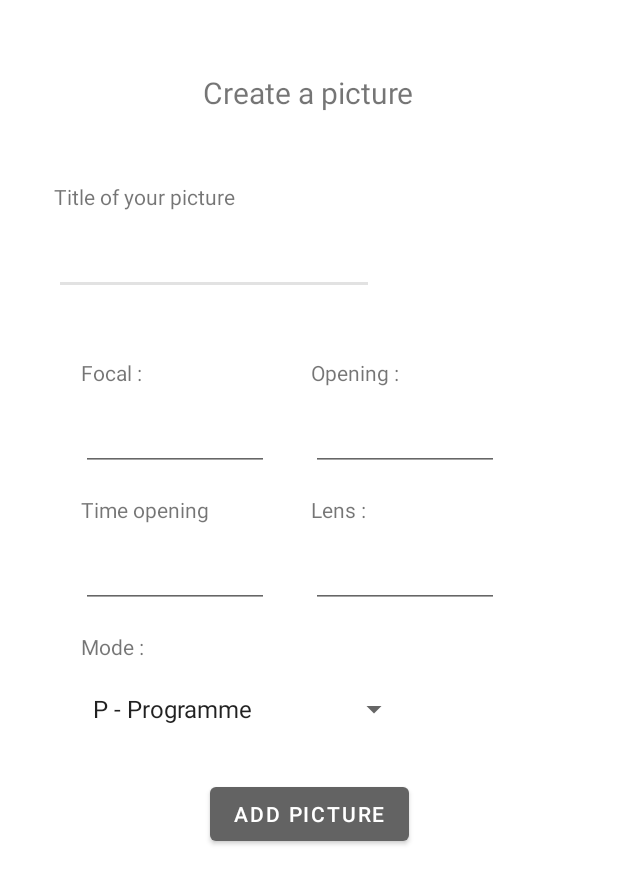
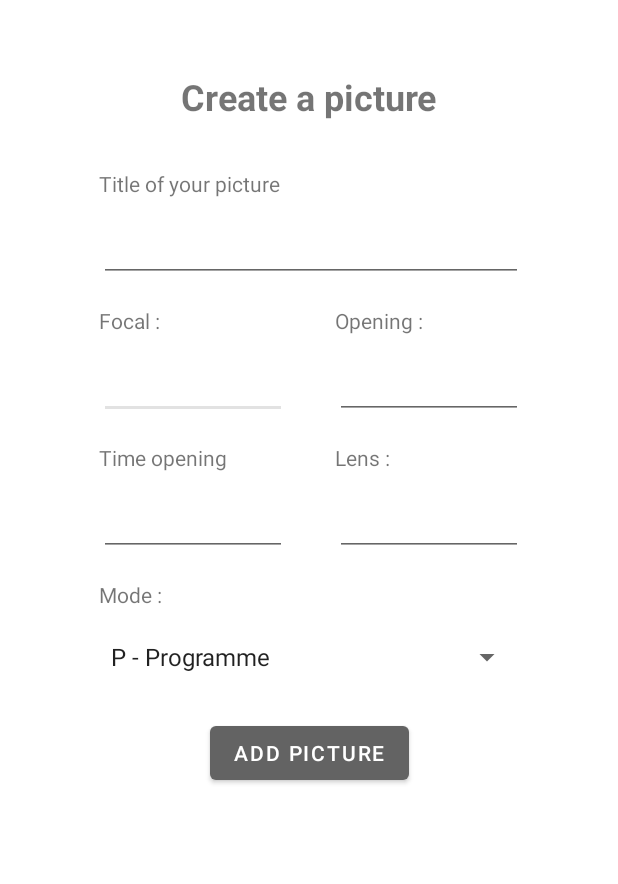
Before and after one commit to Arthur150/FDBSilverFilm, an Android app: the screen it shows after launch (AddPictureActivity), on a phone screen of 412 x 824 dp. Shown: the top 884 px of the screen. Run offline under Robolectric (Android 15) with nearby library versions, the phone set to English and light mode, and no system bars; our stand-ins replace Room's generated code.

Commit message:
add new picture

```diff
--- a/app/src/main/java/com/example/fdbsilverfilm/view/AddFilmActivity.kt
+++ b/app/src/main/java/com/example/fdbsilverfilm/view/AddFilmActivity.kt
@@ -53,7 +53,7 @@ class AddFilmActivity : AppCompatActivity() {
 
                     Log.d("addFilm", "onCreate: ${vm.film}")
                 } else {
-                    Toast.makeText(this, "Connard", Toast.LENGTH_SHORT).show()
+                    Toast.makeText(this, getString(R.string.checkForm), Toast.LENGTH_SHORT).show()
                 }
             }
     }
--- a/app/src/main/res/layout/activity_add_picture.xml
+++ b/app/src/main/res/layout/activity_add_picture.xml
@@ -14,7 +14,8 @@
         android:layout_marginTop="48dp"
         android:gravity="center"
         android:text="@string/create_a_picture"
-        android:textSize="20sp"
+        android:textSize="24sp"
+        android:textStyle="bold"
         app:layout_constraintEnd_toEndOf="parent"
         app:layout_constraintHorizontal_bias="0.498"
         app:layout_constraintStart_toStartOf="parent"
@@ -22,45 +23,13 @@
 
 
     <androidx.constraintlayout.widget.ConstraintLayout
-        android:id="@+id/constraintLayout"
-        android:layout_width="360dp"
+        android:id="@+id/constraintLayout3"
+        android:layout_width="wrap_content"
         android:layout_height="wrap_content"
-        android:layout_marginTop="36dp"
-        android:padding="10dp"
+        android:layout_marginTop="16dp"
         app:layout_constraintEnd_toEndOf="parent"
         app:layout_constraintStart_toStartOf="parent"
         app:layout_constraintTop_toBottomOf="@+id/addPictureTextView">
-
-        <TextView
-            android:id="@+id/addPictureTitleLabel"
-            android:layout_width="wrap_content"
-            android:layout_height="wrap_content"
-            android:text="@string/title_of_your_picture"
-            app:layout_constraintStart_toStartOf="parent"
-            app:layout_constraintTop_toTopOf="parent" />
-
-        <EditText
-            android:id="@+id/addPictureTitle"
-            android:layout_width="0dp"
-            android:layout_height="48dp"
-            android:layout_marginTop="8dp"
-            android:ems="10"
-            android:importantForAutofill="no"
-            android:inputType="text"
-            app:layout_constraintStart_toStartOf="parent"
-            app:layout_constraintTop_toBottomOf="@+id/addPictureTitleLabel" />
-
-
-    </androidx.constraintlayout.widget.ConstraintLayout>
-
-    <androidx.constraintlayout.widget.ConstraintLayout
-        android:id="@+id/constraintLayout3"
-        android:layout_width="0dp"
-        android:layout_height="280dp"
-        android:layout_marginTop="16dp"
-        app:layout_constraintEnd_toEndOf="@+id/constraintLayout"
-        app:layout_constraintStart_toStartOf="@+id/constraintLayout"
-        app:layout_constraintTop_toBottomOf="@+id/constraintLayout">
 
 
         <TextView
@@ -72,7 +41,7 @@
             android:labelFor="@id/addPictureFocal"
             android:text="@string/Focal"
             app:layout_constraintStart_toStartOf="parent"
-            app:layout_constraintTop_toTopOf="parent" />
+            app:layout_constraintTop_toBottomOf="@+id/addPictureTitle" />
 
         <EditText
             android:id="@+id/addPictureFocal"
@@ -89,13 +58,13 @@
             android:id="@+id/addPictureOpeningLabel"
             android:layout_width="wrap_content"
             android:layout_height="wrap_content"
-            android:layout_marginTop="16dp"
+            android:layout_marginStart="32dp"
             android:layout_marginEnd="92dp"
             android:labelFor="@id/addPictureOpening"
             android:text="@string/Opening"
             app:layout_constraintEnd_toEndOf="parent"
             app:layout_constraintStart_toEndOf="@+id/addPictureFocal"
-            app:layout_constraintTop_toTopOf="parent" />
+            app:layout_constraintTop_toTopOf="@+id/addPictureLabelFocal" />
 
         <EditText
             android:id="@+id/addPictureOpening"
@@ -150,10 +119,11 @@
 
         <Spinner
             android:id="@+id/addPictureMode"
-            android:layout_width="wrap_content"
+            android:layout_width="0dp"
             android:layout_height="wrap_content"
             android:layout_marginTop="8dp"
             android:minHeight="48dp"
+            app:layout_constraintEnd_toEndOf="@+id/addPictureLens"
             app:layout_constraintStart_toStartOf="@+id/addPictureModeLabel"
             app:layout_constraintTop_toBottomOf="@+id/addPictureModeLabel" />
 
@@ -165,6 +135,28 @@
             android:text="@string/Mode"
             app:layout_constraintStart_toStartOf="@+id/addPictureTime"
             app:layout_constraintTop_toBottomOf="@+id/addPictureTime" />
+
+        <TextView
+            android:id="@+id/addPictureTitleLabel"
+            android:layout_width="wrap_content"
+            android:layout_height="wrap_content"
+            android:layout_marginStart="28dp"
+            android:layout_marginTop="16dp"
+            android:text="@string/title_of_your_picture"
+            app:layout_constraintStart_toStartOf="parent"
+            app:layout_constraintTop_toTopOf="parent" />
+
+        <EditText
+            android:id="@+id/addPictureTitle"
+            android:layout_width="0dp"
+            android:layout_height="48dp"
+            android:layout_marginTop="8dp"
+            android:ems="10"
+            android:importantForAutofill="no"
+            android:inputType="text"
+            app:layout_constraintEnd_toEndOf="@+id/addPictureOpening"
+            app:layout_constraintStart_toStartOf="@+id/addPictureTitleLabel"
+            app:layout_constraintTop_toBottomOf="@+id/addPictureTitleLabel" />
 
 
     </androidx.constraintlayout.widget.ConstraintLayout>
--- a/app/src/main/res/values/strings.xml
+++ b/app/src/main/res/values/strings.xml
@@ -38,6 +38,7 @@
     <string name="mode_picture_a">A - Priority to Opening</string>
     <string name="mode_picture_s">S - Speed priority</string>
     <string name="mode_picture_m">M - Manual mode</string>
+    <string name="checkForm">Please fill in all fields</string>
 
     <string-array name="picture_mode">
         <item>@string/mode_picture_p</item>
```
Also changed, not shown: app/src/main/java/com/example/fdbsilverfilm/view/AddPictureActivity.kt (+30 -5 lines), app/src/main/java/com/example/fdbsilverfilm/viewmodel/PictureAddViewModel.kt (added, +29 -0 lines).
